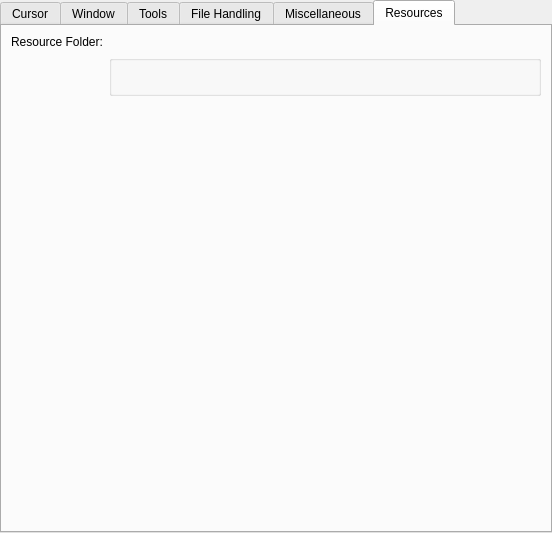
Before: the Qt Designer form libs/ui/forms/wdggeneralsettings.ui in KDE/krita, drawn with Qt 5.
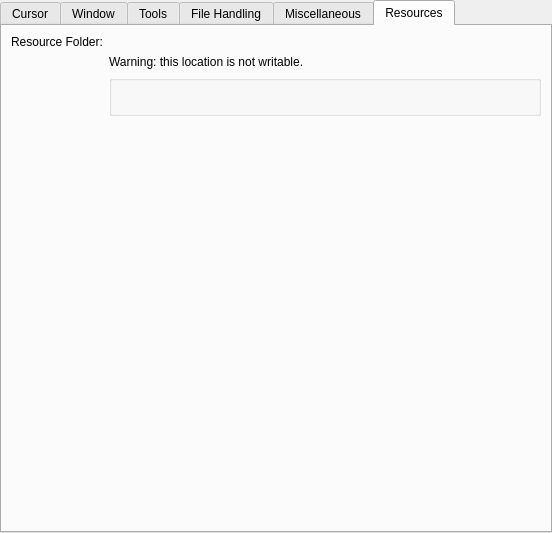
After: the same form once the commit is applied. The open tabs and pages were chosen to show the change. Custom widgets are drawn as their Qt base class.

Commit message:
Add a warning if the resource location is not writable
And we don't save an unwritable location to the settings, and if
on loading the location is unwritable, use the default location.
(This can happen if the location was set to a removable drive,
and the drive was removed.)

BUG:449987

```diff
--- a/libs/ui/forms/wdggeneralsettings.ui
+++ b/libs/ui/forms/wdggeneralsettings.ui
@@ -1413,7 +1413,7 @@
        <item row="0" column="1">
         <widget class="KisFileNameRequester" name="m_urlResourceFolder" native="true"/>
        </item>
-       <item row="1" column="1">
+       <item row="2" column="1">
         <widget class="QGroupBox" name="grpWindowsAppData">
          <property name="title">
           <string/>
@@ -1451,7 +1451,7 @@
          </layout>
         </widget>
        </item>
-       <item row="2" column="0" colspan="2">
+       <item row="3" column="0" colspan="2">
         <spacer name="verticalSpacer_5">
          <property name="orientation">
           <enum>Qt::Vertical</enum>
@@ -1464,6 +1464,19 @@
          </property>
         </spacer>
        </item>
+       <item row="1" column="1">
+        <widget class="QLabel" name="m_lblWritableWarning">
+         <property name="sizePolicy">
+          <sizepolicy hsizetype="Preferred" vsizetype="Fixed">
+           <horstretch>0</horstretch>
+           <verstretch>0</verstretch>
+          </sizepolicy>
+         </property>
+         <property name="text">
+          <string>Warning: this location is not writable.</string>
+         </property>
+        </widget>
+       </item>
       </layout>
      </widget>
     </widget>
```
Left out of the diff: 8 changed lines with no effect on the pictures. The commit also changes 6 other files.
